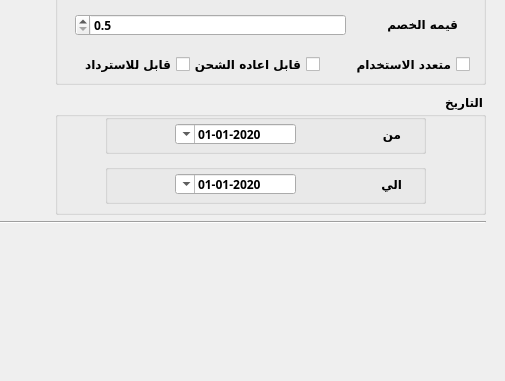
Before: the Qt Designer form presentation/voucher_ui/createVoucher.ui in shymaa123456/HyperPOS2020, drawn with Qt 5; both pictures show x 595 to 1100 and y 336 to 717 of the 1100 by 717 pixel window.
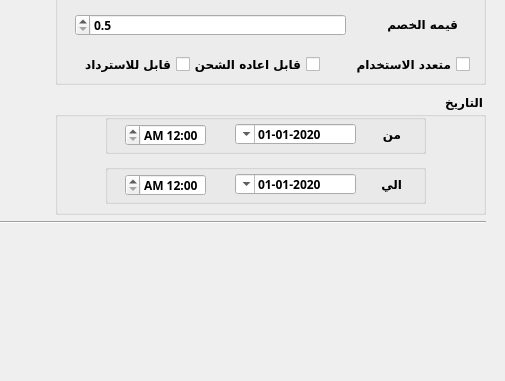
After: the same form once the commit is applied.

The edit to the form file:
```diff
--- a/presentation/voucher_ui/createVoucher.ui
+++ b/presentation/voucher_ui/createVoucher.ui
@@ -736,7 +736,7 @@
     <widget class="QDateTimeEdit" name="Qdate_from">
      <property name="geometry">
       <rect>
-       <x>70</x>
+       <x>130</x>
        <y>10</y>
        <width>121</width>
        <height>20</height>
@@ -792,6 +792,19 @@
       <string>من</string>
      </property>
     </widget>
+    <widget class="QTimeEdit" name="Qtime_from">
+     <property name="geometry">
+      <rect>
+       <x>20</x>
+       <y>10</y>
+       <width>81</width>
+       <height>22</height>
+      </rect>
+     </property>
+     <property name="displayFormat">
+      <string>mm:hh AP</string>
+     </property>
+    </widget>
    </widget>
    <widget class="QGroupBox" name="groupBox_4">
     <property name="geometry">
@@ -815,7 +828,7 @@
     <widget class="QDateTimeEdit" name="Qdate_to">
      <property name="geometry">
       <rect>
-       <x>70</x>
+       <x>130</x>
        <y>10</y>
        <width>121</width>
        <height>20</height>
@@ -871,6 +884,19 @@
       <string>الي</string>
      </property>
     </widget>
+    <widget class="QTimeEdit" name="Qtime_to">
+     <property name="geometry">
+      <rect>
+       <x>20</x>
+       <y>10</y>
+       <width>81</width>
+       <height>22</height>
+      </rect>
+     </property>
+     <property name="displayFormat">
+      <string>mm:hh AP</string>
+     </property>
+    </widget>
    </widget>
   </widget>
   <widget class="Line" name="line">
```
